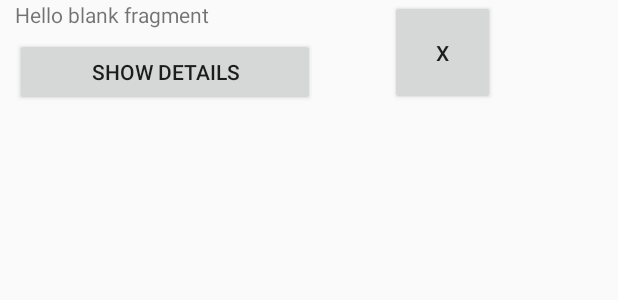
After one commit to MaciekRakowski/car-scanning-test-1, an Android app: the layout fragment_history.xml on its own in the app's theme, with its tools: preview values and no code run, on a phone screen of 412 x 824 dp. The commit adds this screen. Shown: the top 300 px of the screen. Run offline under Robolectric (Android 15) with nearby library versions, the phone set to English and light mode, and no system bars.

Commit message:
saving of history.

```diff
--- a/app/src/main/java/com/example/macieksquickcarprice/httpmethods/CarDetailsRestTask.java
+++ b/app/src/main/java/com/example/macieksquickcarprice/httpmethods/CarDetailsRestTask.java
@@ -21,7 +21,7 @@ public class CarDetailsRestTask extends PerformRestTask {
 	protected void onPostExecute(String result) {
 		try {
 			CarDetails carDetails = new CarDetails();
-			carDetails.populateCarDetailsFromJSON(result, mVin);
+			carDetails.populateCarDetailsFromJSON(result);
 			//populateCarDetailsFromJSON(result, carDetails);
 
 			mHandler.execute(carDetails);
--- /dev/null
+++ b/app/src/main/res/layout/fragment_history.xml
@@ -0,0 +1,26 @@
+<?xml version="1.0" encoding="utf-8"?>
+<LinearLayout xmlns:android="http://schemas.android.com/apk/res/android"
+    android:orientation="horizontal" android:layout_width="match_parent"
+    android:layout_height="match_parent">
+    <LinearLayout
+        android:layout_width="250dp"
+        android:layout_height="70dp" android:orientation="vertical">
+        <TextView android:layout_marginLeft="10dp" android:layout_marginRight="10dp"
+            android:id="@+id/carDetailsText" android:layout_width="match_parent" android:layout_height="25dp"
+            android:text="@string/hello_blank_fragment" />
+        <Button
+            android:id="@+id/buttonShowCarDetails"
+            android:text="@string/buttonHistoryShowDetails"
+            android:layout_marginLeft="10dp"
+            android:layout_width="200dp"
+            android:layout_height="45dp" />
+    </LinearLayout>
+
+    <Button
+        android:id="@+id/buttonRemoveFromHistory"
+        android:text="@string/X"
+        android:layout_marginLeft="10dp"
+        android:layout_width="70dp"
+        android:layout_height="70dp" />
+
+</LinearLayout>
--- a/app/src/main/res/values/strings.xml
+++ b/app/src/main/res/values/strings.xml
@@ -19,6 +19,9 @@
     <string name="title_activity_test">TestActivity</string>
     <string name="title_activity_activity_main_page_viewer">ActivityMainPageViewer</string>
     <string name="fixed_place_fragment">This should be fixed.</string>
+    <string name="buttonHistoryShowDetails">Show Details</string>
+    <string name="CarHistoryHeader">History of viewed automobiles</string>
+    <string name="X">X</string>
 
 <!-- TODO: Remove or change this placeholder text -->
     <string name="hello_blank_fragment">Hello blank fragment</string>
```
Also changed, not shown: app/src/main/java/com/example/maciek/testapplication2/ActivityMainPageViewer.java (+7 -10 lines), app/src/main/java/com/example/maciek/testapplication2/ShowCarDetails.java (+7 -0 lines), app/src/main/java/com/example/maciek/testapplication2/VehicleHistoryView.java (+65 -1 lines), app/src/main/java/com/example/macieksquickcarprice/models/ApplicationStateSingleton.java (added, +74 -0 lines), app/src/main/java/com/example/macieksquickcarprice/models/CarDetails.java (+15 -2 lines), app/src/main/res/layout/fragment_vehicle_history_view.xml (+12 -4 lines).
